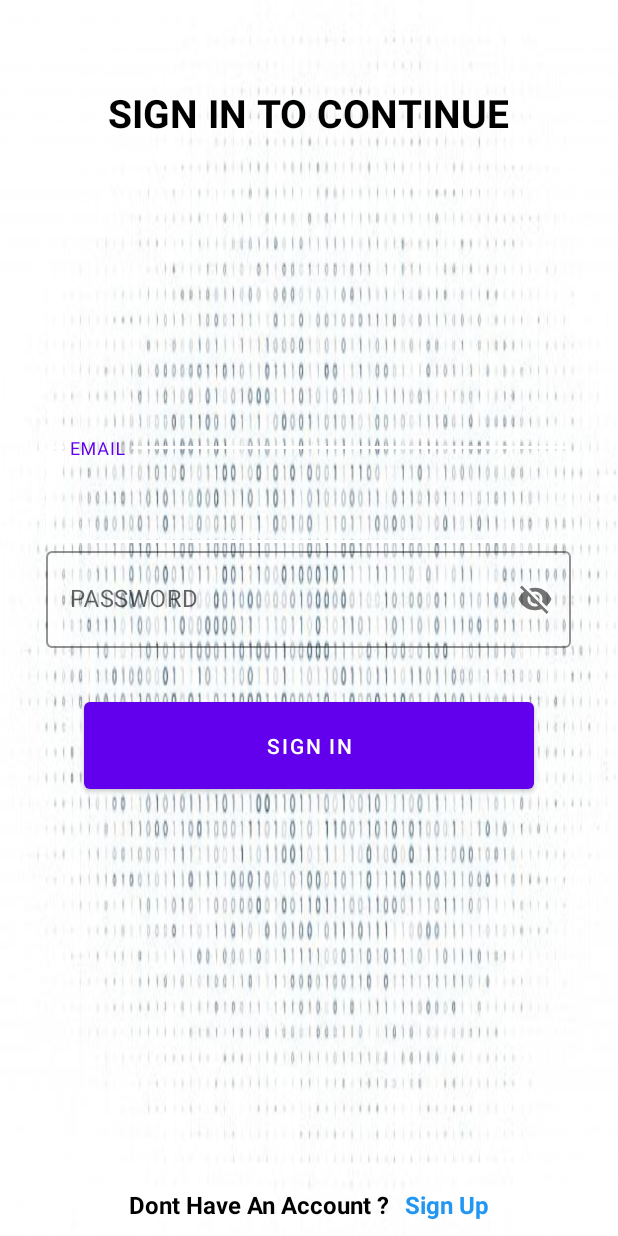
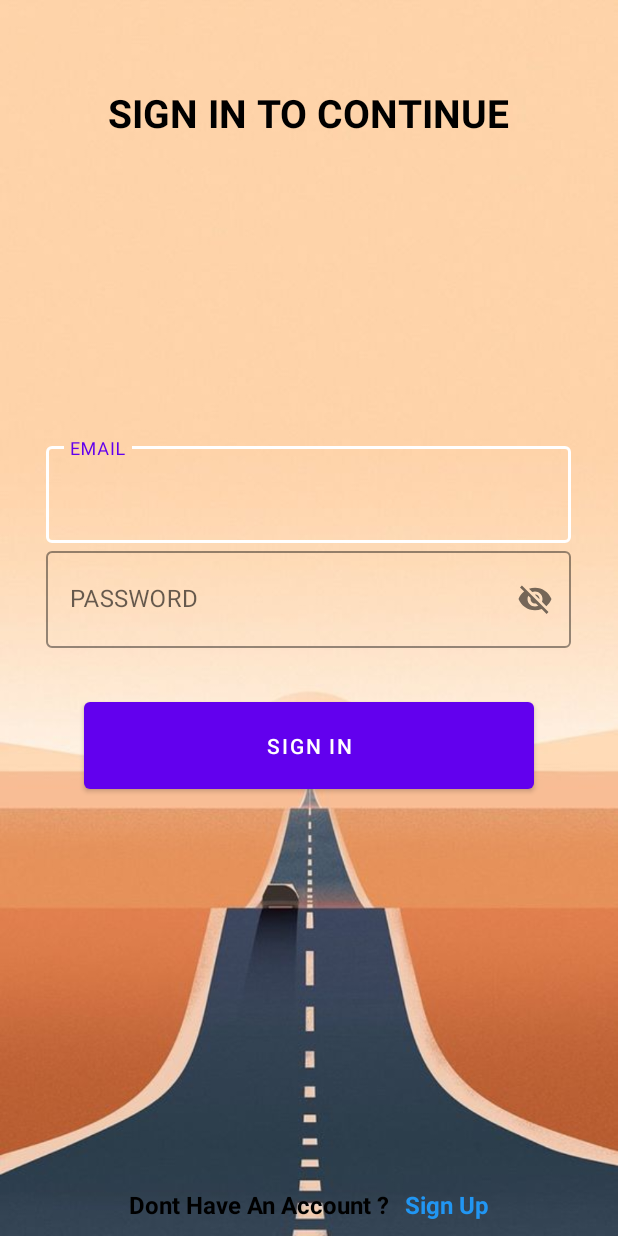
Before and after one commit to akhsinak/lostnfound299, an Android app: the layout activity_sign_in.xml on its own in the app's theme, with its tools: preview values and no code run, on a phone screen of 412 x 824 dp. Run offline under Robolectric (Android 15) with nearby library versions, the phone set to English and light mode, and no system bars.

Commit message:
1. random safe point 1, nov 4 might

```diff
--- a/app/src/main/java/com/akhsinak/lostnfound/SignUpActivity.kt
+++ b/app/src/main/java/com/akhsinak/lostnfound/SignUpActivity.kt
@@ -113,6 +113,8 @@ class SignUpActivity : AppCompatActivity() {
                 auth.createUserWithEmailAndPassword(email,pass).addOnCompleteListener {
                     if(it.isSuccessful)
                     {
+
+
                         val databaseRef = database.reference.child("users").child(auth.currentUser!!.uid)
 //                        val users : Users_Data_Class = Users_Data_Class(name, email, phone, auth.currentUser!!.uid)
 //                        val users : Users_Data_Class = Users_Data_Class(name, email, phone, pass, auth.currentUser!!.uid)
--- a/app/src/main/res/layout/activity_sign_in.xml
+++ b/app/src/main/res/layout/activity_sign_in.xml
@@ -4,9 +4,10 @@
     xmlns:tools="http://schemas.android.com/tools"
     android:layout_width="match_parent"
     android:layout_height="match_parent"
-    android:background="@drawable/matrix_white_design"
+    android:background="@drawable/bg4"
     tools:context=".SignUpActivity">
     <ProgressBar
+        android:id="@+id/SignInProgressBar"
         android:layout_width="50sp"
         android:layout_height="50sp"
         android:layout_centerInParent="true"
@@ -52,11 +53,11 @@
             android:id="@+id/signin_email_layout">
 
             <com.google.android.material.textfield.TextInputEditText
+                android:id="@+id/signin_email_textinput"
                 android:layout_width="match_parent"
                 android:layout_height="match_parent"
                 android:hint="@string/email"
-                android:textColor="#404040"
-                android:id="@+id/signin_email_textinput"/>
+                android:textColor="#404040" />
 
         </com.google.android.material.textfield.TextInputLayout>
 
--- a/app/src/main/res/layout/activity_sign_up.xml
+++ b/app/src/main/res/layout/activity_sign_up.xml
@@ -4,7 +4,7 @@
     xmlns:tools="http://schemas.android.com/tools"
     android:layout_width="match_parent"
     android:layout_height="match_parent"
-    android:background="@drawable/matrix_white_design"
+    android:background="@drawable/bg3"
     tools:context=".SignUpActivity">
     <ProgressBar
         android:id="@+id/signupProgressbar"
```
Also changed, not shown: app/src/main/java/com/akhsinak/lostnfound/SignInActivity.kt (+57 -4 lines).
